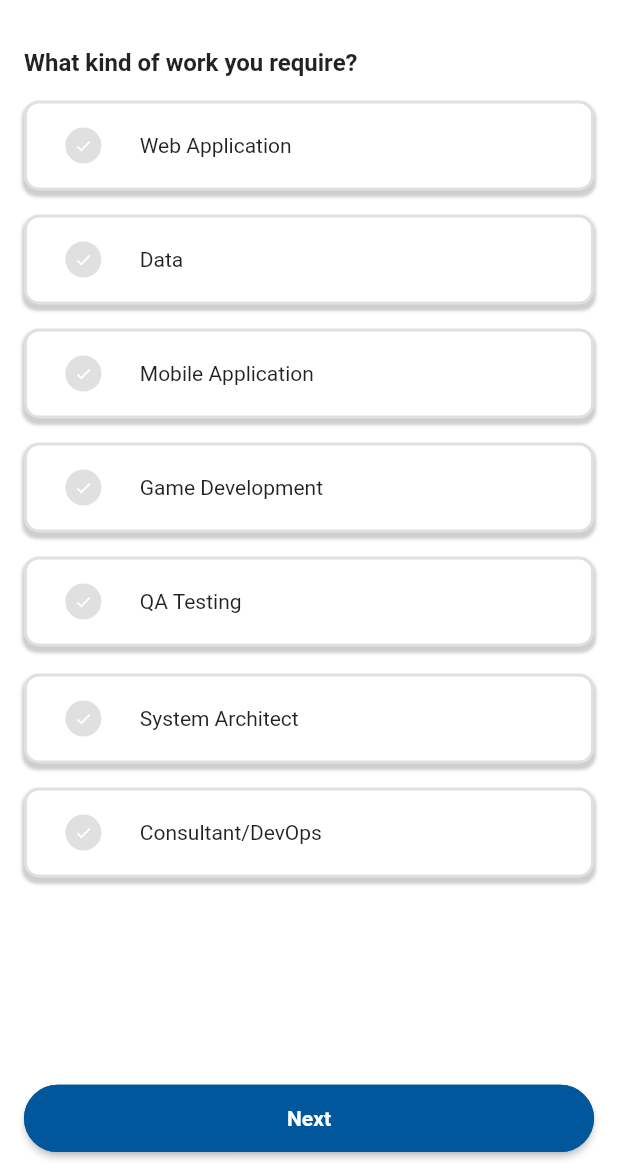
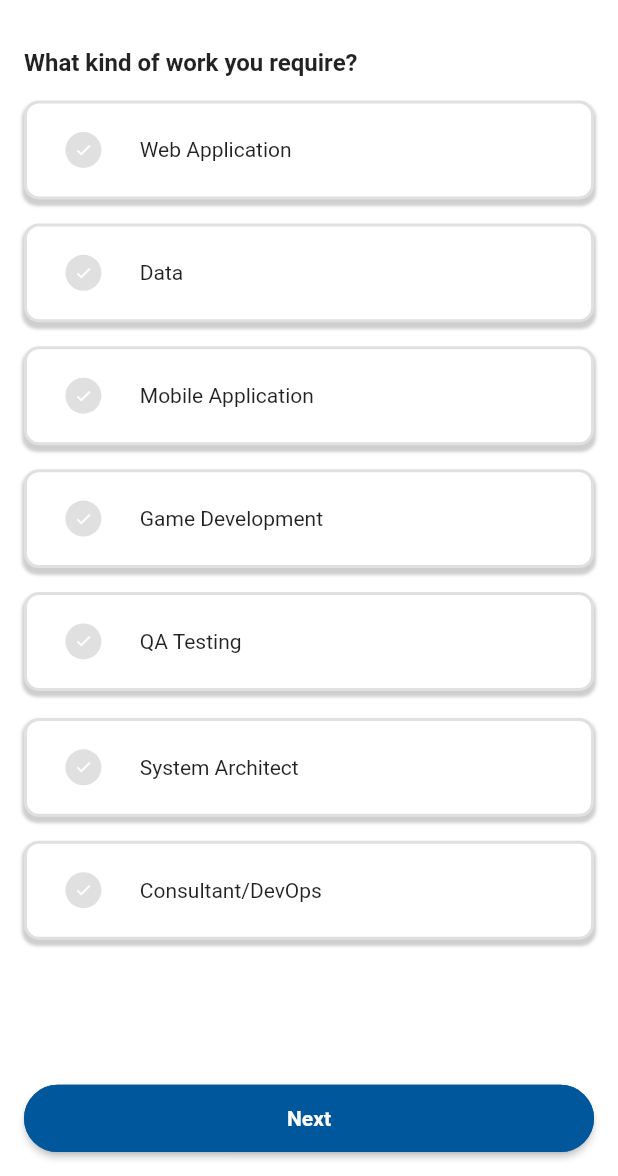
Before and after one commit to HassanZuabir/lafacil_app, a Flutter app: the WorkScreen screen opened directly, on a phone screen of 412 x 824 dp, the part 60-1236 px from its top. Run offline on Flutter 3.47's test engine with Material 2 defaults, Android fonts, the phone set to English and light mode, and no system bars; our stand-ins replace get.

Commit message:
fifth commit

```diff
--- a/lib/screens/form_screens/work_screen.dart
+++ b/lib/screens/form_screens/work_screen.dart
@@ -32,7 +32,6 @@ class _WorkScreenState extends State<WorkScreen> {
           children: [
 
             Expanded(
-
               flex: 9,
               child: Container(
                 width: MediaQuery.of(context).size.width * 1,
@@ -57,7 +56,7 @@ class _WorkScreenState extends State<WorkScreen> {
                         },
                         child: Container(
                           width: MediaQuery.of(context).size.width * 1,
-                          height: 60,
+                          height: Get.height * .08,
                           decoration: BoxDecoration(
                             color: Colors.white,
                             borderRadius: BorderRadius.only(
@@ -114,7 +113,7 @@ class _WorkScreenState extends State<WorkScreen> {
                         },
                         child: Container(
                           width: MediaQuery.of(context).size.width * 1,
-                          height: 60,
+                          height: Get.height * .08,
                           decoration: BoxDecoration(
                             color: Colors.white,
                             borderRadius: BorderRadius.only(
@@ -172,7 +171,7 @@ class _WorkScreenState extends State<WorkScreen> {
                         },
                         child: Container(
                           width: MediaQuery.of(context).size.width * 1,
-                          height: 60,
+                          height: Get.height * .08,
                           decoration: BoxDecoration(
                             color: Colors.white,
                             borderRadius: BorderRadius.only(
@@ -230,7 +229,7 @@ class _WorkScreenState extends State<WorkScreen> {
                         },
                         child: Container(
                           width: MediaQuery.of(context).size.width * 1,
-                          height: 60,
+                          height: Get.height * .08,
                           decoration: BoxDecoration(
                             color: Colors.white,
                             borderRadius: BorderRadius.only(
@@ -287,7 +286,7 @@ class _WorkScreenState extends State<WorkScreen> {
                         },
                         child: Container(
                           width: MediaQuery.of(context).size.width * 1,
-                          height: 60,
+                          height: Get.height * .08,
                           decoration: BoxDecoration(
                             color: Colors.white,
                             borderRadius: BorderRadius.only(
@@ -345,7 +344,7 @@ class _WorkScreenState extends State<WorkScreen> {
                         },
                         child: Container(
                           width: MediaQuery.of(context).size.width * 1,
-                          height: 60,
+                          height: Get.height * .08,
                           decoration: BoxDecoration(
                             color: Colors.white,
                             borderRadius: BorderRadius.only(
@@ -403,7 +402,7 @@ class _WorkScreenState extends State<WorkScreen> {
                         },
                         child: Container(
                           width: MediaQuery.of(context).size.width * 1,
-                          height: 60,
+                          height: Get.height * .08,
                           decoration: BoxDecoration(
                             color: Colors.white,
                             borderRadius: BorderRadius.only(
--- a/pubspec.yaml
+++ b/pubspec.yaml
@@ -38,6 +38,7 @@ dependencies:
   flutter_launcher_icons: ^0.11.0
   get: ^4.6.5
   provider: ^6.0.5
+  responsive_sizer: ^3.1.1
 
 
 dev_dependencies:
```
Also changed, not shown: lib/screens/form_screens/methodology_screen.dart (+5 -5 lines), lib/screens/form_screens/position_screen.dart (+6 -6 lines), lib/screens/form_screens/tech_stack_screen.dart (+22 -22 lines), pubspec.lock.
